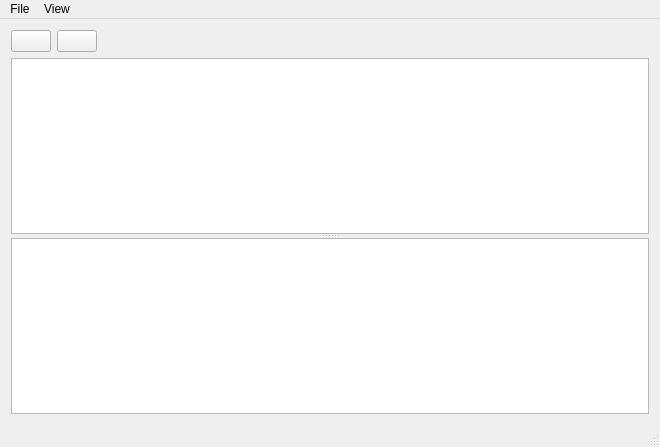
labyrinthofdreams/csv-template-ui, file mainwindow.ui: the form before one commit.
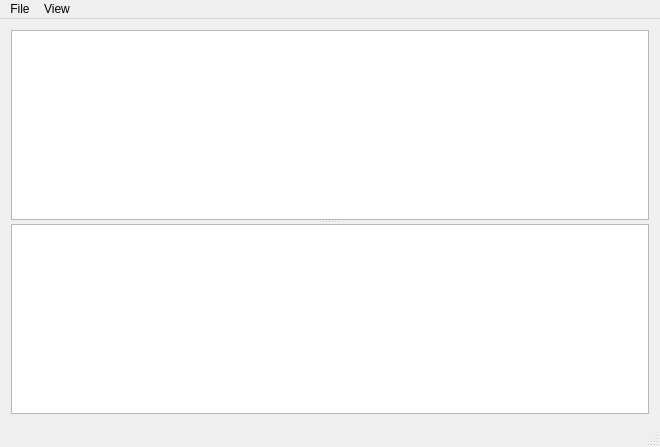
The form after the commit. Icons and pictures are not drawn.

Patch:
```diff
--- a/mainwindow.ui
+++ b/mainwindow.ui
@@ -15,45 +15,6 @@
   </property>
   <widget class="QWidget" name="centralWidget">
    <layout class="QVBoxLayout" name="verticalLayout">
-    <item>
-     <layout class="QHBoxLayout" name="horizontalLayout">
-      <item>
-       <widget class="QPushButton" name="buttonOpen">
-        <property name="text">
-         <string/>
-        </property>
-        <property name="icon">
-         <iconset resource="resources.qrc">
-          <normaloff>:/icon/openfile.png</normaloff>:/icon/openfile.png</iconset>
-        </property>
-       </widget>
-      </item>
-      <item>
-       <widget class="QPushButton" name="buttonSaveAs">
-        <property name="text">
-         <string/>
-        </property>
-        <property name="icon">
-         <iconset resource="resources.qrc">
-          <normaloff>:/icon/saveas.png</normaloff>:/icon/saveas.png</iconset>
-        </property>
-       </widget>
-      </item>
-      <item>
-       <spacer name="horizontalSpacer">
-        <property name="orientation">
-         <enum>Qt::Horizontal</enum>
-        </property>
-        <property name="sizeHint" stdset="0">
-         <size>
-          <width>40</width>
-          <height>20</height>
-         </size>
-        </property>
-       </spacer>
-      </item>
-     </layout>
-    </item>
     <item>
      <widget class="QSplitter" name="splitter">
       <property name="orientation">
```
Left out of the diff: 17 changed lines with no effect on the pictures.
